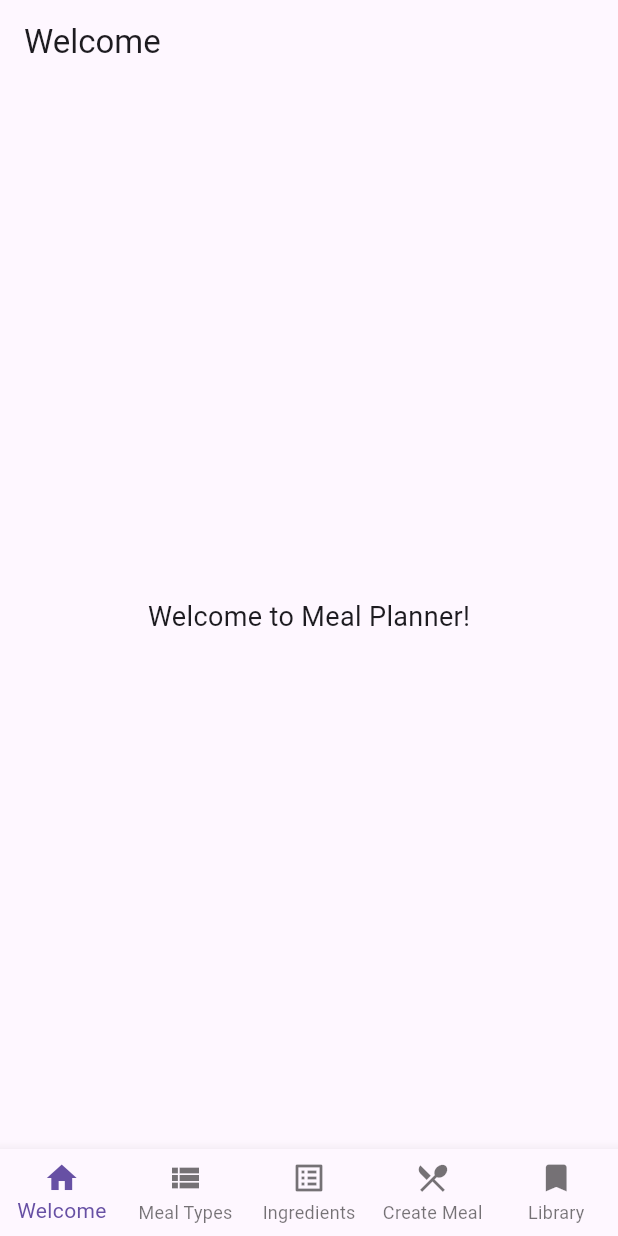
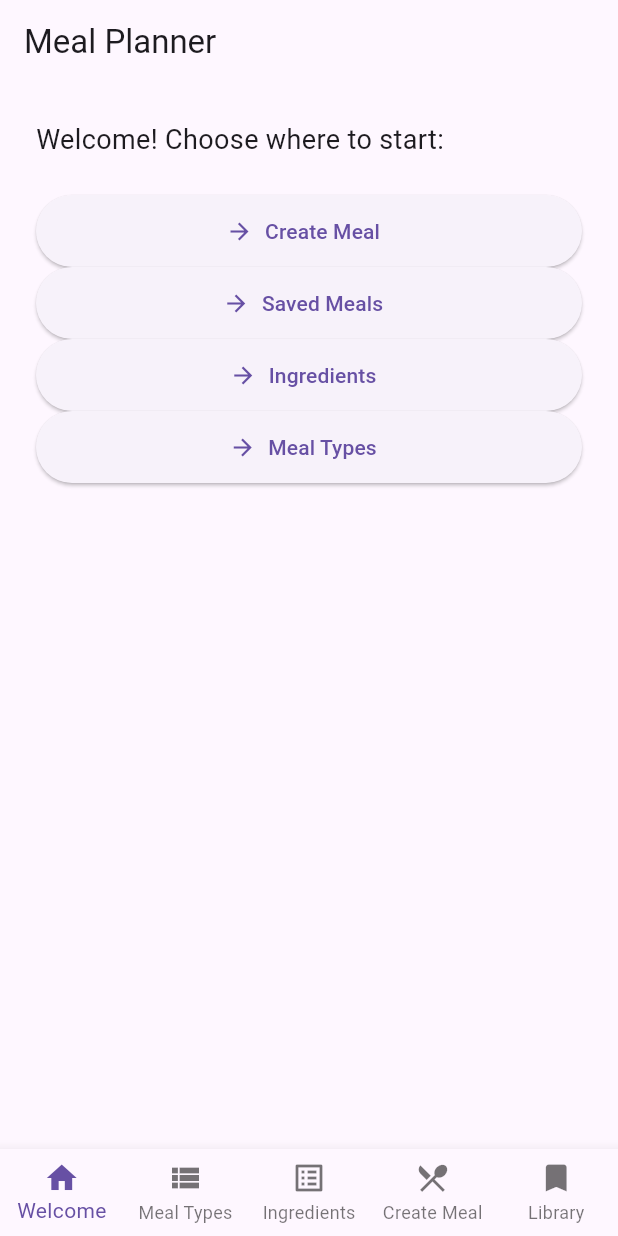
Before and after one commit to maximumsofty/meal_planner_app_local_version, a Flutter app: the screen it shows after launch, on a phone screen of 412 x 824 dp. Run offline on Flutter 3.47's test engine with Material 3 defaults, Android fonts, the light colour scheme and no system bars; our stand-ins replace shared_preferences.

Commit message:
feat: add navigation buttons incl. Saved Meals Library

```diff
--- a/lib/screens/welcome_screen.dart
+++ b/lib/screens/welcome_screen.dart
@@ -1,18 +1,48 @@
+// lib/screens/welcome_screen.dart
 import 'package:flutter/material.dart';
 
+// import the screens you want to navigate to
+import 'ingredients_screen.dart';
+import 'meal_types_screen.dart';
+import 'create_meal_screen.dart';
+import 'saved_meals_screen.dart';
+
 class WelcomeScreen extends StatelessWidget {
-  const WelcomeScreen({Key? key}) : super(key: key);
+  const WelcomeScreen({super.key});
 
   @override
   Widget build(BuildContext context) {
+    // helper to avoid repeating boilerplate
+    ElevatedButton _navButton(String label, Widget screen) =>
+        ElevatedButton.icon(
+          icon: const Icon(Icons.arrow_forward),
+          label: Text(label),
+          style: ElevatedButton.styleFrom(
+            minimumSize: const Size.fromHeight(48),
+          ),
+          onPressed: () => Navigator.push(
+            context,
+            MaterialPageRoute(builder: (_) => screen),
+          ),
+        );
+
     return Scaffold(
-      appBar: AppBar(
-        title: const Text('Welcome'),
-      ),
-      body: const Center(
-        child: Text(
-          'Welcome to Meal Planner!',
-          style: TextStyle(fontSize: 18),
+      appBar: AppBar(title: const Text('Meal Planner')),
+      body: Padding(
+        padding: const EdgeInsets.all(24),
+        child: Column(
+          crossAxisAlignment: CrossAxisAlignment.stretch,
+          children: [
+            const Text(
+              'Welcome! Choose where to start:',
+              style: TextStyle(fontSize: 18),
+            ),
+            const SizedBox(height: 24),
+            _navButton('Create Meal', const CreateMealScreen()),
+            _navButton('Saved Meals', const SavedMealsScreen()), // NEW
+            _navButton('Ingredients', const IngredientsScreen()),
+            _navButton('Meal Types', const MealTypesScreen()),
+          ],
         ),
       ),
     );
```
